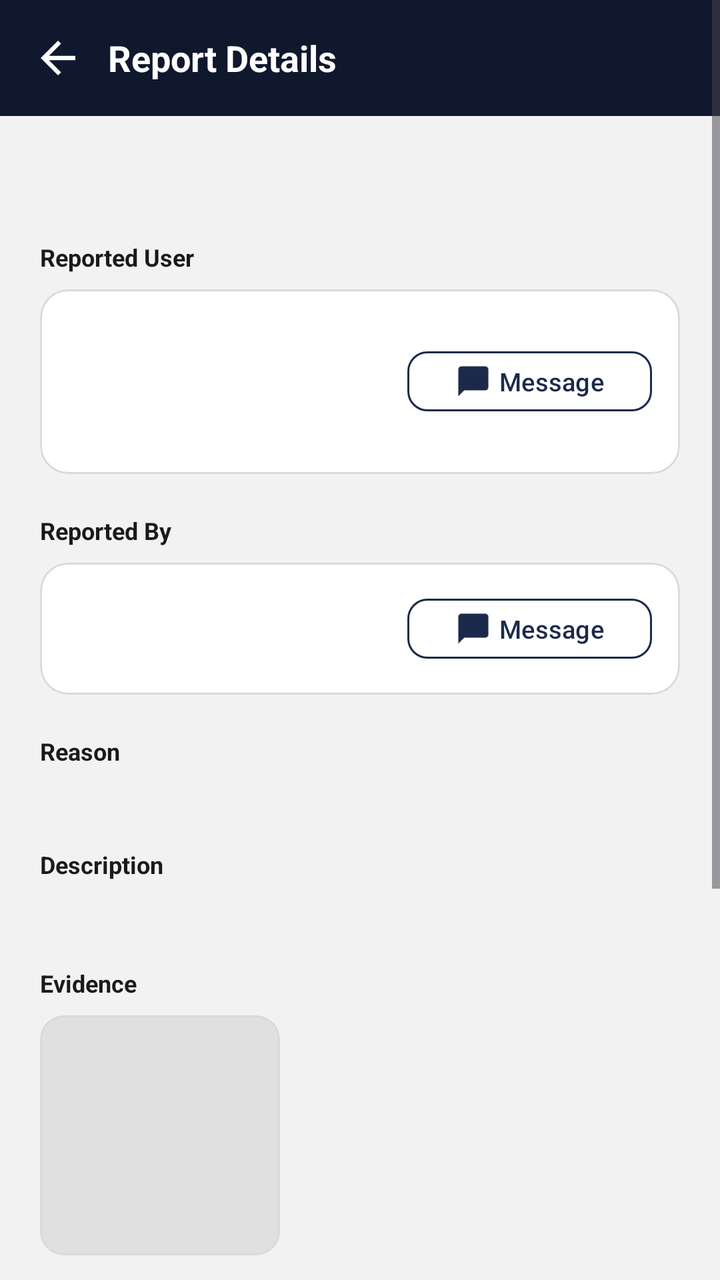
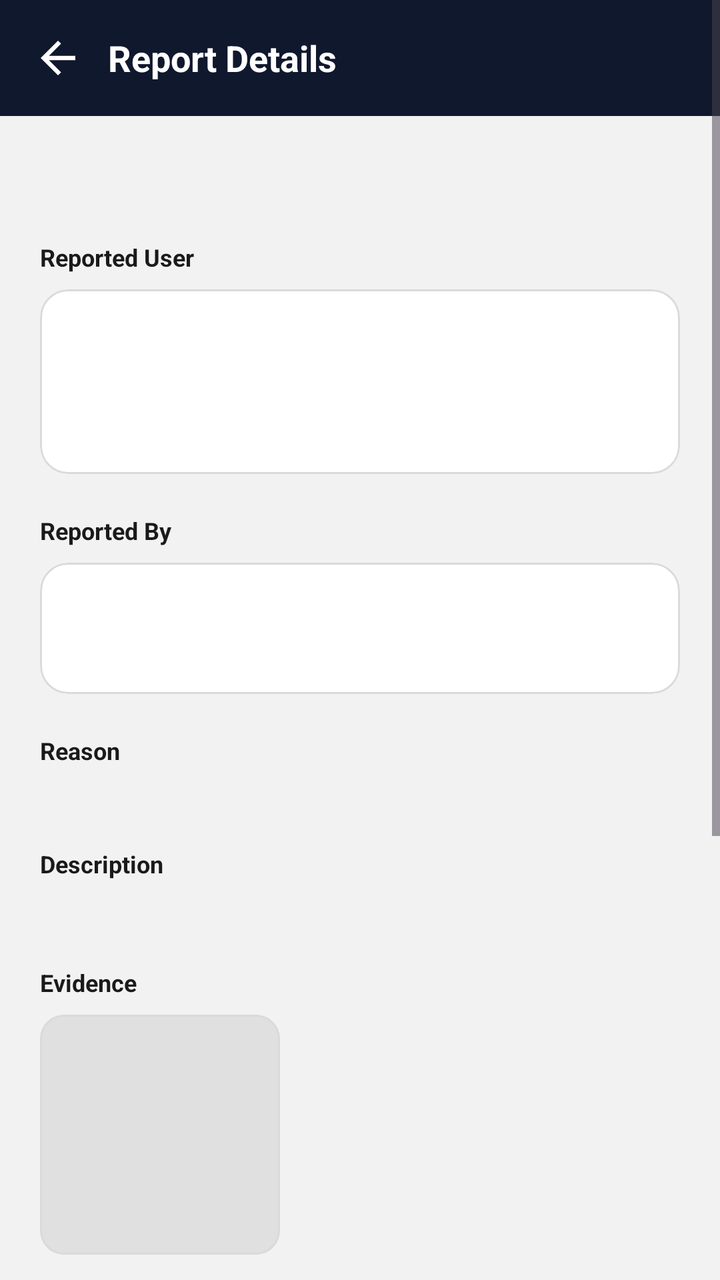

Two renders of the same Android screen: before a commit and after it. Below are the layout's source before the change and the commit's diff.
<!-- AndroidManifest.xml: application theme Theme.HairGo -->
<!-- res/layout/activity_report_detail.xml -->
<ScrollView xmlns:android="http://schemas.android.com/apk/res/android"
    xmlns:app="http://schemas.android.com/apk/res-auto"
    android:layout_width="match_parent"
    android:layout_height="match_parent"
    android:background="@color/grey_light"
    android:fillViewport="true">

    <LinearLayout
        android:layout_width="match_parent"
        android:layout_height="wrap_content"
        android:orientation="vertical">

        <LinearLayout
            android:layout_width="match_parent"
            android:layout_height="wrap_content"
            android:background="@color/navy_dark"
            android:orientation="horizontal"
            android:gravity="center_vertical"
            android:paddingHorizontal="16dp"
            android:paddingVertical="16dp">

            <ImageView
                android:id="@+id/btnBack"
                android:layout_width="26dp"
                android:layout_height="26dp"
                android:src="@drawable/ic_back_arrow"
                app:tint="@android:color/white"
                android:background="?attr/selectableItemBackgroundBorderless"
                android:clickable="true"
                android:focusable="true"/>

            <TextView
                android:layout_width="wrap_content"
                android:layout_height="wrap_content"
                android:layout_marginStart="12dp"
                android:text="Report Details"
                android:textColor="@android:color/white"
                android:textSize="18sp"
                android:textStyle="bold"/>
        </LinearLayout>

        <LinearLayout
            android:layout_width="match_parent"
            android:layout_height="wrap_content"
            android:orientation="vertical"
            android:padding="20dp">

            <TextView
                android:id="@+id/tvStatusBadge"
                android:layout_width="wrap_content"
                android:layout_height="wrap_content"
                android:paddingHorizontal="12dp"
                android:paddingVertical="5dp"
                android:textSize="12sp"
                android:textStyle="bold"
                android:layout_marginBottom="16dp"/>

            <TextView
                android:layout_width="wrap_content"
                android:layout_height="wrap_content"
                android:text="Reported User"
                android:textSize="12sp"
                android:textStyle="bold"
                android:textColor="@color/text_primary"
                android:layout_marginBottom="8dp"/>

            <com.google.android.material.card.MaterialCardView
                android:layout_width="match_parent"
                android:layout_height="wrap_content"
                app:cardCornerRadius="14dp"
                app:strokeColor="@color/input_border"
                app:strokeWidth="1dp"
                app:cardElevation="0dp"
                android:layout_marginBottom="20dp">

                <LinearLayout
                    android:layout_width="match_parent"
                    android:layout_height="wrap_content"
                    android:orientation="horizontal"
                    android:gravity="center_vertical"
                    android:padding="14dp">

                    <LinearLayout
                        android:layout_width="0dp"
                        android:layout_weight="1"
                        android:layout_height="wrap_content"
                        android:orientation="vertical">

                        <TextView
                            android:id="@+id/tvReportedUserName"
                            android:layout_width="wrap_content"
                            android:layout_height="wrap_content"
                            android:textSize="15sp"
                            android:textStyle="bold"
                            android:textColor="@color/text_primary"/>

                        <TextView
                            android:id="@+id/tvReportedUserEmail"
                            android:layout_width="wrap_content"
                            android:layout_height="wrap_content"
                            android:textSize="12.5sp"
                            android:textColor="@color/text_primary"/>

                        <TextView
                            android:id="@+id/tvReportedUserRoleBadge"
                            android:layout_width="wrap_content"
                            android:layout_height="wrap_content"
                            android:paddingHorizontal="10dp"
                            android:paddingVertical="3dp"
                            android:layout_marginTop="6dp"
                            android:textSize="11sp"
                            android:textStyle="bold"/>
                    </LinearLayout>

                    <com.google.android.material.button.MaterialButton
                        android:id="@+id/btnMessageReportedUser"
                        style="@style/Widget.Material3.Button.OutlinedButton"
                        android:layout_width="wrap_content"
                        android:layout_height="38dp"
                        android:text="Message"
                        android:textAllCaps="false"
                        android:textSize="12.5sp"
                        app:icon="@drawable/ic_message"
                        app:iconTint="@color/navy_primary"
                        app:cornerRadius="10dp"
                        app:strokeColor="@color/navy_primary"
                        android:textColor="@color/navy_primary"/>
                </LinearLayout>
            </com.google.android.material.card.MaterialCardView>

            <TextView
                android:layout_width="wrap_content"
                android:layout_height="wrap_content"
                android:text="Reported By"
                android:textSize="12sp"
                android:textStyle="bold"
                android:textColor="@color/text_primary"
                android:layout_marginBottom="8dp"/>

            <com.google.android.material.card.MaterialCardView
                android:layout_width="match_parent"
                android:layout_height="wrap_content"
                app:cardCornerRadius="14dp"
                app:strokeColor="@color/input_border"
                app:strokeWidth="1dp"
                app:cardElevation="0dp"
                android:layout_marginBottom="20dp">

                <LinearLayout
                    android:layout_width="match_parent"
                    android:layout_height="wrap_content"
                    android:orientation="horizontal"
                    android:gravity="center_vertical"
                    android:padding="14dp">

                    <LinearLayout
                        android:layout_width="0dp"
                        android:layout_weight="1"
                        android:layout_height="wrap_content"
                        android:orientation="vertical">

                        <TextView
                            android:id="@+id/tvReporterName"
                            android:layout_width="wrap_content"
                            android:layout_height="wrap_content"
                            android:textSize="15sp"
                            android:textStyle="bold"
                            android:textColor="@color/text_primary"/>

                        <TextView
                            android:id="@+id/tvReporterEmail"
                            android:layout_width="wrap_content"
                            android:layout_height="wrap_content"
                            android:textSize="12.5sp"
                            android:textColor="@color/text_primary"/>
                    </LinearLayout>

                    <com.google.android.material.button.MaterialButton
                        android:id="@+id/btnMessageReporter"
                        style="@style/Widget.Material3.Button.OutlinedButton"
                        android:layout_width="wrap_content"
                        android:layout_height="38dp"
                        android:text="Message"
                        android:textAllCaps="false"
                        android:textSize="12.5sp"
                        app:icon="@drawable/ic_message"
                        app:iconTint="@color/navy_primary"
                        app:cornerRadius="10dp"
                        app:strokeColor="@color/navy_primary"
                        android:textColor="@color/navy_primary"/>
                </LinearLayout>
            </com.google.android.material.card.MaterialCardView>

            <TextView
                android:layout_width="wrap_content"
                android:layout_height="wrap_content"
                android:text="Reason"
                android:textSize="12sp"
                android:textStyle="bold"
                android:textColor="@color/text_primary"
                android:layout_marginBottom="4dp"/>

            <TextView
                android:id="@+id/tvReason"
                android:layout_width="wrap_content"
                android:layout_height="wrap_content"
                android:textSize="15sp"
                android:textStyle="bold"
                android:textColor="@color/warning"
                android:layout_marginBottom="16dp"/>

            <TextView
                android:layout_width="wrap_content"
                android:layout_height="wrap_content"
                android:text="Description"
                android:textSize="12sp"
                android:textStyle="bold"
                android:textColor="@color/text_primary"
                android:layout_marginBottom="4dp"/>

            <TextView
                android:id="@+id/tvDescription"
                android:layout_width="match_parent"
                android:layout_height="wrap_content"
                android:textSize="14sp"
                android:lineSpacingExtra="3dp"
                android:textColor="@color/text_primary"
                android:layout_marginBottom="20dp"/>

            <LinearLayout
                android:id="@+id/layoutEvidence"
                android:layout_width="match_parent"
                android:layout_height="wrap_content"
                android:orientation="vertical"
                android:layout_marginBottom="20dp">

                <TextView
                    android:layout_width="wrap_content"
                    android:layout_height="wrap_content"
                    android:text="Evidence"
                    android:textSize="12sp"
                    android:textStyle="bold"
                    android:textColor="@color/text_primary"
                    android:layout_marginBottom="8dp"/>

                <com.google.android.material.card.MaterialCardView
                    android:layout_width="120dp"
                    android:layout_height="120dp"
                    app:cardCornerRadius="12dp"
                    app:strokeColor="@color/input_border"
                    app:strokeWidth="1dp"
                    app:cardElevation="0dp">

                    <ImageView
                        android:id="@+id/ivEvidence"
                        android:layout_width="match_parent"
                        android:layout_height="match_parent"
                        android:scaleType="center"
                        android:background="@color/grey_border"/>
                </com.google.android.material.card.MaterialCardView>
            </LinearLayout>

            <TextView
                android:id="@+id/tvResolutionNote"
                android:layout_width="match_parent"
                android:layout_height="wrap_content"
                android:visibility="gone"
                android:background="@drawable/bg_badge_teal"
                android:padding="12dp"
                android:textSize="13sp"
                android:textColor="@color/teal_primary"
                android:layout_marginBottom="20dp"/>

            <TextView
                android:id="@+id/tvActionsLabel"
                android:layout_width="wrap_content"
                android:layout_height="wrap_content"
                android:text="Take Action"
                android:textSize="15sp"
                android:textStyle="bold"
                android:textColor="@color/text_primary"
                android:layout_marginBottom="12dp"/>

            <LinearLayout
                android:id="@+id/layoutActions"
                android:layout_width="match_parent"
                android:layout_height="wrap_content"
                android:orientation="vertical">

                <com.google.android.material.button.MaterialButton
                    android:id="@+id/btnSuspend"
                    style="@style/Widget.Material3.Button.OutlinedButton"
                    android:layout_width="match_parent"
                    android:layout_height="48dp"
                    android:text="Suspend Account"
                    android:textAllCaps="false"
                    app:icon="@drawable/ic_suspend"
                    app:iconTint="@color/error_dark"
                    app:strokeColor="@color/error_dark"
                    android:textColor="@color/error_dark"
                    app:cornerRadius="12dp"
                    android:layout_marginBottom="10dp"/>

                <com.google.android.material.button.MaterialButton
                    android:id="@+id/btnRemove"
                    style="@style/Widget.Material3.Button.OutlinedButton"
                    android:layout_width="match_parent"
                    android:layout_height="48dp"
                    android:text="Remove Account"
                    android:textAllCaps="false"
                    app:icon="@drawable/ic_delete"
                    app:iconTint="@color/success_dark"
                    app:strokeColor="@color/success_dark"
                    android:textColor="@color/success_dark"
                    app:cornerRadius="12dp"
                    android:layout_marginBottom="10dp"/>

                <com.google.android.material.button.MaterialButton
                    android:id="@+id/btnWarning"
                    style="@style/Widget.Material3.Button.OutlinedButton"
                    android:layout_width="match_parent"
                    android:layout_height="48dp"
                    android:text="Give Warning"
                    android:textAllCaps="false"
                    app:icon="@drawable/ic_warning"
                    app:iconTint="@color/warning"
                    app:strokeColor="@color/warning"
                    android:textColor="@color/warning"
                    app:cornerRadius="12dp"
                    android:layout_marginBottom="10dp"/>

                <com.google.android.material.button.MaterialButton
                    android:id="@+id/btnDismiss"
                    style="@style/Widget.Material3.Button.OutlinedButton"
                    android:layout_width="match_parent"
                    android:layout_height="48dp"
                    android:text="Dismiss Report"
                    android:textAllCaps="false"
                    app:icon="@drawable/ic_dismiss"
                    app:iconTint="@color/text_primary"
                    app:strokeColor="@color/grey_dark"
                    android:textColor="@color/text_primary"
                    app:cornerRadius="12dp"/>

            </LinearLayout>

        </LinearLayout>
    </LinearLayout>
</ScrollView>
<!-- resources referenced by this layout -->
<resources>
  <color name="error_dark">#B3261E</color>
  <color name="grey_border">#E0E0E0</color>
  <color name="grey_dark">#333333</color>
  <color name="grey_light">#F2F2F2</color>
  <color name="input_border">#DADADA</color>
  <color name="navy_dark">#10182E</color>
  <color name="navy_primary">#1B2A4A</color>
  <color name="success_dark">#1F6B44</color>
  <color name="teal_primary">#1C8C7C</color>
  <color name="text_primary">#1A1A1A</color>
  <color name="warning">#E0A800</color>
  <!-- drawable bg_badge_teal (drawable) -->
  <?xml version="1.0" encoding="utf-8"?>
  <shape xmlns:android="http://schemas.android.com/apk/res/android">
      <solid android:color="@color/badge_teal_bg"/>
      <corners android:radius="20dp"/>
  </shape>
  <!-- drawable ic_back_arrow (drawable) -->
  <vector xmlns:android="http://schemas.android.com/apk/res/android"
      android:width="24dp" android:height="24dp"
      android:viewportWidth="24" android:viewportHeight="24">
      <path android:fillColor="#FFFFFFFF"
          android:pathData="M20,11H7.83l5.59,-5.59L12,4l-8,8 8,8 1.41,-1.41L7.83,13H20v-2z"/>
  </vector>
  <!-- drawable ic_delete (drawable) -->
  <?xml version="1.0" encoding="utf-8"?>
  <vector xmlns:android="http://schemas.android.com/apk/res/android"
      android:width="20dp" android:height="20dp"
      android:viewportWidth="24" android:viewportHeight="24">
      <path android:fillColor="@color/error" android:pathData="M6,19c0,1.1 0.9,2 2,2h8c1.1,0 2,-0.9 2,-2V7H6v12zM19,4h-3.5l-1,-1h-5l-1,1H5v2h14V4z"/>
  </vector>
  <!-- drawable ic_dismiss (drawable) -->
  <?xml version="1.0" encoding="utf-8"?>
  <vector xmlns:android="http://schemas.android.com/apk/res/android"
      android:width="20dp" android:height="20dp"
      android:viewportWidth="24" android:viewportHeight="24">
      <path android:fillColor="@color/grey_dark" android:pathData="M19,6.41L17.59,5 12,10.59 6.41,5 5,6.41 10.59,12 5,17.59 6.41,19 12,13.41 17.59,19 19,17.59 13.41,12z"/>
  </vector>
  <!-- drawable ic_message (drawable) -->
  <?xml version="1.0" encoding="utf-8"?>
  <vector xmlns:android="http://schemas.android.com/apk/res/android"
      android:width="20dp" android:height="20dp"
      android:viewportWidth="24" android:viewportHeight="24">
      <path android:fillColor="@color/teal_primary" android:pathData="M20,2H4c-1.1,0 -2,0.9 -2,2v18l4,-4h14c1.1,0 2,-0.9 2,-2V4c0,-1.1 -0.9,-2 -2,-2z"/>
  </vector>
  <!-- drawable ic_warning (drawable) -->
  <?xml version="1.0" encoding="utf-8"?>
  <vector xmlns:android="http://schemas.android.com/apk/res/android"
      android:width="20dp" android:height="20dp"
      android:viewportWidth="24" android:viewportHeight="24">
      <path android:fillColor="@color/warning" android:pathData="M1,21h22L12,2 1,21zM13,18h-2v-2h2v2zM13,14h-2v-4h2v4z"/>
  </vector>
  <style name="Theme.HairGo" parent="Base.Theme.HairGo">
          <item name="snackbarStyle">@style/Widget.HairGo.Snackbar</item>
      </style>
  <color name="badge_teal_bg">#E3F2F0</color>
  <color name="error">#D9534F</color>
  <style name="Widget.HairGo.Snackbar" parent="Widget.Material3.Snackbar">
          <item name="backgroundTint">@color/navy</item>
          <item name="android:textColor">@color/white</item>
          <item name="shapeAppearanceOverlay">@style/ShapeAppearanceOverlay.HairGo_Snackbar</item>
      </style>
  <color name="teal">#14B8A6</color>
  <color name="white">#FFFFFF</color>
  <color name="surface">#FFFFFF</color>
  <color name="navy">#1B2A4A</color>
  <style name="ShapeAppearanceOverlay.HairGo_Snackbar" parent="">
          <item name="cornerFamily">rounded</item>
          <item name="cornerSize">16dp</item>
      </style>
  <!-- unchanged entries left out for length: 2 -->
</resources>

<!-- the commit's change to res/layout/activity_report_detail.xml (unified diff, before → after) -->
@@ -111,20 +111,6 @@
                             android:textSize="11sp"
                             android:textStyle="bold"/>
                     </LinearLayout>
-
-                    <com.google.android.material.button.MaterialButton
-                        android:id="@+id/btnMessageReportedUser"
-                        style="@style/Widget.Material3.Button.OutlinedButton"
-                        android:layout_width="wrap_content"
-                        android:layout_height="38dp"
-                        android:text="Message"
-                        android:textAllCaps="false"
-                        android:textSize="12.5sp"
-                        app:icon="@drawable/ic_message"
-                        app:iconTint="@color/navy_primary"
-                        app:cornerRadius="10dp"
-                        app:strokeColor="@color/navy_primary"
-                        android:textColor="@color/navy_primary"/>
                 </LinearLayout>
             </com.google.android.material.card.MaterialCardView>
 
@@ -174,20 +160,6 @@
                             android:textSize="12.5sp"
                             android:textColor="@color/text_primary"/>
                     </LinearLayout>
-
-                    <com.google.android.material.button.MaterialButton
-                        android:id="@+id/btnMessageReporter"
-                        style="@style/Widget.Material3.Button.OutlinedButton"
-                        android:layout_width="wrap_content"
-                        android:layout_height="38dp"
-                        android:text="Message"
-                        android:textAllCaps="false"
-                        android:textSize="12.5sp"
-                        app:icon="@drawable/ic_message"
-                        app:iconTint="@color/navy_primary"
-                        app:cornerRadius="10dp"
-                        app:strokeColor="@color/navy_primary"
-                        android:textColor="@color/navy_primary"/>
                 </LinearLayout>
             </com.google.android.material.card.MaterialCardView>
 
@@ -288,11 +260,25 @@
                 android:orientation="vertical">
 
                 <com.google.android.material.button.MaterialButton
+                    android:id="@+id/btnMarkInReview"
+                    style="@style/Widget.Material3.Button.OutlinedButton"
+                    android:layout_width="match_parent"
+                    android:layout_height="48dp"
+                    android:text="@string/admin_action_in_review"
+                    android:textAllCaps="false"
+                    app:icon="@drawable/ic_warning"
+                    app:iconTint="@color/warning"
+                    app:strokeColor="@color/warning"
+                    android:textColor="@color/warning"
+                    app:cornerRadius="12dp"
+                    android:layout_marginBottom="10dp"/>
+
+                <com.google.android.material.button.MaterialButton
                     android:id="@+id/btnSuspend"
                     style="@style/Widget.Material3.Button.OutlinedButton"
                     android:layout_width="match_parent"
                     android:layout_height="48dp"
-                    android:text="Suspend Account"
+                    android:text="@string/admin_action_suspend"
                     android:textAllCaps="false"
                     app:icon="@drawable/ic_suspend"
                     app:iconTint="@color/error_dark"
@@ -306,7 +292,7 @@
                     style="@style/Widget.Material3.Button.OutlinedButton"
                     android:layout_width="match_parent"
                     android:layout_height="48dp"
-                    android:text="Remove Account"
+                    android:text="@string/admin_action_resolve"
                     android:textAllCaps="false"
                     app:icon="@drawable/ic_delete"
                     app:iconTint="@color/success_dark"
@@ -320,7 +306,7 @@
                     style="@style/Widget.Material3.Button.OutlinedButton"
                     android:layout_width="match_parent"
                     android:layout_height="48dp"
-                    android:text="Give Warning"
+                    android:text="@string/admin_action_warning"
                     android:textAllCaps="false"
                     app:icon="@drawable/ic_warning"
                     app:iconTint="@color/warning"
@@ -334,7 +320,7 @@
                     style="@style/Widget.Material3.Button.OutlinedButton"
                     android:layout_width="match_parent"
                     android:layout_height="48dp"
-                    android:text="Dismiss Report"
+                    android:text="@string/admin_action_close"
                     android:textAllCaps="false"
                     app:icon="@drawable/ic_dismiss"
                     app:iconTint="@color/text_primary"
<!-- resource entries referenced after the edit -->
@@ -6,7 +6,6 @@
   <color name="grey_light">#F2F2F2</color>
   <color name="input_border">#DADADA</color>
   <color name="navy_dark">#10182E</color>
-  <color name="navy_primary">#1B2A4A</color>
   <color name="success_dark">#1F6B44</color>
   <color name="teal_primary">#1C8C7C</color>
   <color name="text_primary">#1A1A1A</color>
@@ -38,13 +37,6 @@
       android:viewportWidth="24" android:viewportHeight="24">
       <path android:fillColor="@color/grey_dark" android:pathData="M19,6.41L17.59,5 12,10.59 6.41,5 5,6.41 10.59,12 5,17.59 6.41,19 12,13.41 17.59,19 19,17.59 13.41,12z"/>
   </vector>
-  <!-- drawable ic_message (drawable) -->
-  <?xml version="1.0" encoding="utf-8"?>
-  <vector xmlns:android="http://schemas.android.com/apk/res/android"
-      android:width="20dp" android:height="20dp"
-      android:viewportWidth="24" android:viewportHeight="24">
-      <path android:fillColor="@color/teal_primary" android:pathData="M20,2H4c-1.1,0 -2,0.9 -2,2v18l4,-4h14c1.1,0 2,-0.9 2,-2V4c0,-1.1 -0.9,-2 -2,-2z"/>
-  </vector>
   <!-- drawable ic_warning (drawable) -->
   <?xml version="1.0" encoding="utf-8"?>
   <vector xmlns:android="http://schemas.android.com/apk/res/android"
@@ -52,6 +44,11 @@
       android:viewportWidth="24" android:viewportHeight="24">
       <path android:fillColor="@color/warning" android:pathData="M1,21h22L12,2 1,21zM13,18h-2v-2h2v2zM13,14h-2v-4h2v4z"/>
   </vector>
+  <string name="admin_action_close">Close Report</string>
+  <string name="admin_action_in_review">Mark In Review</string>
+  <string name="admin_action_resolve">Mark Resolved</string>
+  <string name="admin_action_suspend">Suspend Account</string>
+  <string name="admin_action_warning">Give Warning</string>
   <style name="Theme.HairGo" parent="Base.Theme.HairGo">
           <item name="snackbarStyle">@style/Widget.HairGo.Snackbar</item>
       </style>
